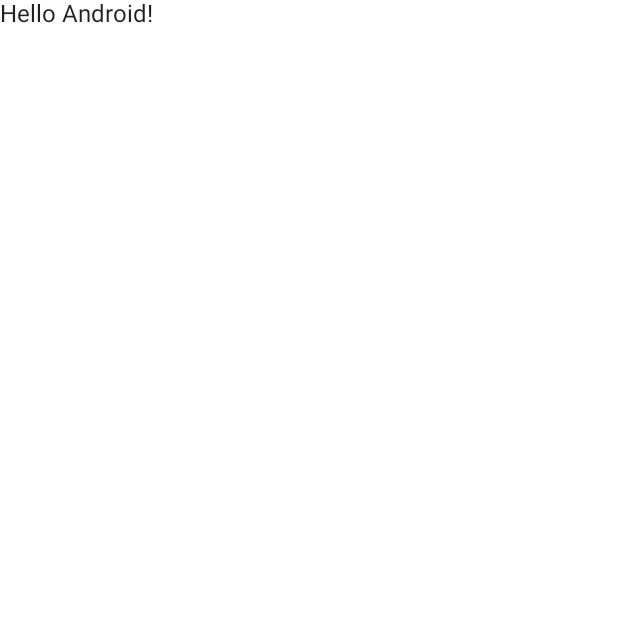
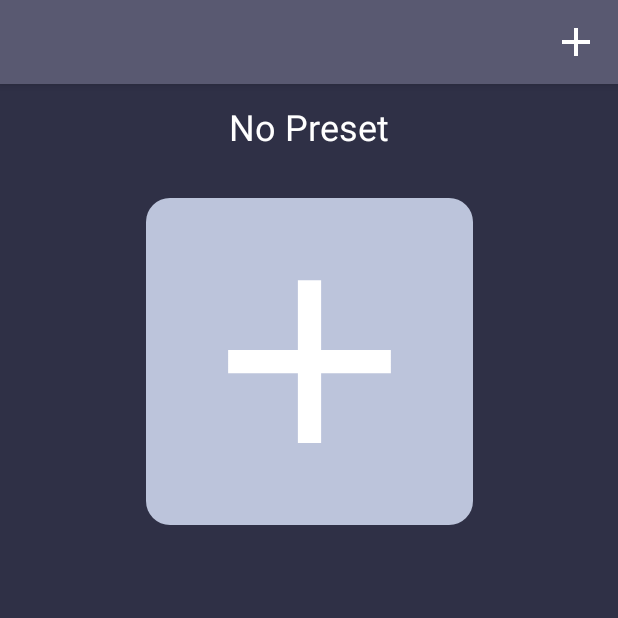
Before and after one commit to Pafgz/Synth_Lib-Android, an Android app built with Jetpack Compose: the screen it shows after launch (MainActivity), on a phone screen of 412 x 824 dp, the top half of it. Before the commit the part shown is almost empty. Run offline under Robolectric (Android 15) with nearby library versions, the phone set to English and light mode, and no system bars.

Commit message:
Add Preset Screens

```diff
--- /dev/null
+++ b/app/src/main/java/com/paf/synthlib/HomeScreen.kt
@@ -0,0 +1,58 @@
+package com.paf.synthlib
+
+import androidx.compose.foundation.layout.Arrangement
+import androidx.compose.foundation.layout.Row
+import androidx.compose.foundation.layout.fillMaxHeight
+import androidx.compose.foundation.layout.padding
+import androidx.compose.material.Scaffold
+import androidx.compose.material.TopAppBar
+import androidx.compose.runtime.Composable
+import androidx.compose.ui.Alignment
+import androidx.compose.ui.Modifier
+import androidx.compose.ui.graphics.Color
+import androidx.compose.ui.tooling.preview.Preview
+import androidx.compose.ui.unit.dp
+import com.paf.synthlib.common.views.ClickableIcon
+import com.paf.synthlib.preset.PresetListScreen
+import com.paf.synthlib.ui.theme.SynthLibTheme
+
+@Composable
+fun HomeScreen() {
+    Scaffold(
+        topBar = {
+            HomeTopBar {}
+        }) {
+        PresetListScreen { }
+    }
+}
+
+@Preview
+@Composable
+fun HomeScreenPreview() {
+    SynthLibTheme {
+        HomeScreen()
+    }
+}
+
+@Composable
+fun HomeTopBar(onClickNewPreset: () -> Unit) {
+    TopAppBar {
+        Row(horizontalArrangement = Arrangement.End, verticalAlignment = Alignment.CenterVertically, modifier = Modifier.weight(1f).fillMaxHeight()) {
+            ClickableIcon(
+                drawable = R.drawable.ic_add,
+                onClick = onClickNewPreset,
+                tint = Color.White,
+                size = 32.dp,
+                clickAreaSize = 4.dp,
+            )
+        }
+    }
+}
+
+@Preview
+@Composable
+fun HomeTopBarPreview() {
+    SynthLibTheme {
+        HomeTopBar {}
+    }
+}
--- a/app/src/main/java/com/paf/synthlib/MainActivity.kt
+++ b/app/src/main/java/com/paf/synthlib/MainActivity.kt
@@ -3,10 +3,12 @@ package com.paf.synthlib
 import android.os.Bundle
 import androidx.activity.ComponentActivity
 import androidx.activity.compose.setContent
+import androidx.compose.foundation.layout.fillMaxSize
 import androidx.compose.material.MaterialTheme
 import androidx.compose.material.Surface
 import androidx.compose.material.Text
 import androidx.compose.runtime.Composable
+import androidx.compose.ui.Modifier
 import androidx.compose.ui.tooling.preview.Preview
 import com.paf.synthlib.ui.theme.SynthLibTheme
 
@@ -15,24 +17,10 @@ class MainActivity : ComponentActivity() {
         super.onCreate(savedInstanceState)
         setContent {
             SynthLibTheme {
-                // A surface container using the 'background' color from the theme
-                Surface(color = MaterialTheme.colors.background) {
-                    Greeting("Android")
+                Surface(modifier = Modifier.fillMaxSize()) {
+                    HomeScreen()
                 }
             }
         }
     }
 }
-
-@Composable
-fun Greeting(name: String) {
-    Text(text = "Hello $name!")
-}
-
-@Preview(showBackground = true)
-@Composable
-fun DefaultPreview() {
-    SynthLibTheme {
-        Greeting("Android")
-    }
-}
--- /dev/null
+++ b/app/src/main/java/com/paf/synthlib/common/views/ClickableIcon.kt
@@ -0,0 +1,49 @@
+package com.paf.synthlib.common.views
+
+import androidx.annotation.DrawableRes
+import androidx.compose.foundation.clickable
+import androidx.compose.foundation.layout.padding
+import androidx.compose.foundation.layout.size
+import androidx.compose.foundation.shape.CircleShape
+import androidx.compose.material.Icon
+import androidx.compose.runtime.Composable
+import androidx.compose.ui.Modifier
+import androidx.compose.ui.draw.clip
+import androidx.compose.ui.graphics.Color
+import androidx.compose.ui.graphics.Shape
+import androidx.compose.ui.res.painterResource
+import androidx.compose.ui.unit.Dp
+import androidx.compose.ui.unit.dp
+
+@Composable
+fun ClickableIcon(
+    @DrawableRes drawable: Int,
+    modifier: Modifier = Modifier,
+    description: String? = null,
+    size: Dp = 20.dp,
+    tint: Color = Color.White,
+    clickAreaSize: Dp = 16.dp,
+    clickAreaShape: Shape = CircleShape,
+    onClick: () -> Unit
+) {
+    Icon(
+        painter = painterResource(drawable),
+        description,
+        tint = tint,
+        modifier = modifier
+            .clickableArea(clickAreaSize, clickAreaShape, onClick)
+            .padding(clickAreaSize)
+            .size(size)
+    )
+}
+
+fun Modifier.clickableArea(
+    clickAreaSize: Dp = 16.dp,
+    clickAreaShape: Shape = CircleShape,
+    onClick: () -> Unit
+) =
+    clip(clickAreaShape)
+        .clickable {
+            onClick()
+        }
+        .padding(clickAreaSize)
--- /dev/null
+++ b/app/src/main/java/com/paf/synthlib/domain/Tag.kt
@@ -0,0 +1,6 @@
+package com.paf.synthlib.domain
+
+data class Tag(
+    val id: String,
+    val name: String
+)
--- /dev/null
+++ b/app/src/main/java/com/paf/synthlib/preset/PresetList.kt
@@ -0,0 +1,110 @@
+package com.paf.synthlib.preset
+
+import androidx.compose.animation.Crossfade
+import androidx.compose.foundation.background
+import androidx.compose.foundation.clickable
+import androidx.compose.foundation.layout.*
+import androidx.compose.foundation.lazy.LazyColumn
+import androidx.compose.foundation.lazy.itemsIndexed
+import androidx.compose.foundation.shape.RoundedCornerShape
+import androidx.compose.material.Icon
+import androidx.compose.material.Text
+import androidx.compose.runtime.Composable
+import androidx.compose.ui.Alignment
+import androidx.compose.ui.Modifier
+import androidx.compose.ui.draw.clip
+import androidx.compose.ui.graphics.Color
+import androidx.compose.ui.res.painterResource
+import androidx.compose.ui.tooling.preview.Preview
+import androidx.compose.ui.unit.dp
+import androidx.compose.ui.unit.sp
+import androidx.lifecycle.viewmodel.compose.viewModel
+import com.paf.synthlib.R
+import com.paf.synthlib.domain.Preset
+import com.paf.synthlib.ui.theme.LightGrey
+import com.paf.synthlib.ui.theme.SynthLibTheme
+import com.paf.synthlib.utils.PreviewData.PresetPreviewData
+
+@Composable
+fun PresetListScreen(openPreset: (Preset?) -> Unit) {
+    val vm: PresetListVm = viewModel()
+
+    Box(modifier = Modifier.fillMaxSize()) {
+        Crossfade(vm.presetList.isEmpty()) { isEmpty ->
+            if (isEmpty) {
+                PresetListEmptyView {
+                    openPreset(null)
+                }
+            } else {
+                PresetListView(vm.presetList) {
+                    openPreset(it)
+                }
+            }
+        }
+    }
+}
+
+@Composable
+fun PresetListView(presetList: List<Preset>, onClickPreset: (Preset) -> Unit) {
+    LazyColumn {
+        itemsIndexed(presetList) { i, item ->
+            val isLastItem = presetList.lastIndex == i
+            PresetItemView(item, showDivider = !isLastItem) {
+                onClickPreset(it)
+            }
+        }
+    }
+}
+
+@Preview
+@Composable
+private fun PresetListPreview() {
+    SynthLibTheme {
+        PresetListView(PresetPreviewData.presetList) {}
+    }
+}
+
+
+@Composable
+fun PresetListEmptyView(modifier: Modifier = Modifier.fillMaxSize(), onClick: () -> Unit) {
+    Column(modifier = modifier, horizontalAlignment = Alignment.CenterHorizontally) {
+        Text("No Preset", modifier = Modifier.padding(16.dp), fontSize = 24.sp, color = Color.White)
+
+        AddButton(modifier = Modifier
+            .size(250.dp)
+            .padding(16.dp), onClick)
+    }
+}
+
+@Preview
+@Composable
+private fun PresetListEmptyPreview() {
+    SynthLibTheme {
+        PresetListEmptyView {}
+    }
+}
+
+@Composable
+fun AddButton(modifier: Modifier = Modifier.size(250.dp), onClick: () -> Unit) {
+    Box(
+        modifier = modifier
+            .clip(shape = RoundedCornerShape(16.dp))
+            .background(color = LightGrey)
+            .clickable { onClick() }
+    ) {
+        Icon(
+            painter = painterResource(R.drawable.ic_add),
+            contentDescription = null,
+            tint = Color.White,
+            modifier = modifier.fillMaxSize()
+        )
+    }
+}
+
+@Preview
+@Composable
+private fun AddButtonPreview() {
+    SynthLibTheme {
+        AddButton {}
+    }
+}
--- /dev/null
+++ b/app/src/main/java/com/paf/synthlib/preset/PresetListVm.kt
@@ -0,0 +1,11 @@
+package com.paf.synthlib.preset
+
+import androidx.compose.runtime.getValue
+import androidx.compose.runtime.mutableStateOf
+import androidx.lifecycle.ViewModel
+import com.paf.synthlib.domain.Preset
+
+class PresetListVm: ViewModel() {
+
+    val presetList by mutableStateOf<List<Preset>>(listOf())
+}
--- a/app/src/main/java/com/paf/synthlib/ui/theme/Color.kt
+++ b/app/src/main/java/com/paf/synthlib/ui/theme/Color.kt
@@ -2,7 +2,13 @@ package com.paf.synthlib.ui.theme
 
 import androidx.compose.ui.graphics.Color
 
-val Purple200 = Color(0xFFBB86FC)
-val Purple500 = Color(0xFF6200EE)
-val Purple700 = Color(0xFF3700B3)
-val Teal200 = Color(0xFF03DAC5)
+val DarkBrown = Color(0xFF3D2C32)
+val Grey = Color(0xFF595971)
+val DarkGrey = Color(0xFF2f3046)
+val LightGrey = Color(0xFFBCC4DB)
+val Green = Color(0xFF18AB98)
+val AltGreen = Color(0xFF16AB74)
+val Orange = Color(0xFFFB784E)
+val Yellow = Color(0xFFFFE24E)
+val Red = Color(0xFF96031A)
+val Blue = Color(0xFF5BC3EB)
--- a/app/src/main/java/com/paf/synthlib/ui/theme/Theme.kt
+++ b/app/src/main/java/com/paf/synthlib/ui/theme/Theme.kt
@@ -5,17 +5,25 @@ import androidx.compose.material.MaterialTheme
 import androidx.compose.material.darkColors
 import androidx.compose.material.lightColors
 import androidx.compose.runtime.Composable
+import androidx.compose.ui.graphics.Color
 
 private val DarkColorPalette = darkColors(
-    primary = Purple200,
-    primaryVariant = Purple700,
-    secondary = Teal200
+    primary = Grey,
+    primaryVariant = DarkGrey,
+    secondary = Orange,
+    background = LightGrey,
+    onBackground = Color.White,
+    surface = Grey,
+    onSecondary = Color.White
 )
 
 private val LightColorPalette = lightColors(
-    primary = Purple500,
-    primaryVariant = Purple700,
-    secondary = Teal200
+    primary = Grey,
+    primaryVariant = DarkGrey,
+    secondary = Orange,
+    background = DarkGrey,
+    surface = Grey,
+    onSecondary = Color.White
 
     /* Other default colors to override
     background = Color.White,
--- /dev/null
+++ b/app/src/main/res/drawable/ic_add.xml
@@ -0,0 +1,10 @@
+<vector xmlns:android="http://schemas.android.com/apk/res/android"
+    android:width="24dp"
+    android:height="24dp"
+    android:viewportWidth="24"
+    android:viewportHeight="24"
+    android:tint="?attr/colorControlNormal">
+  <path
+      android:fillColor="@android:color/white"
+      android:pathData="M19,13h-6v6h-2v-6H5v-2h6V5h2v6h6v2z"/>
+</vector>
--- a/app/src/main/res/values-night/themes.xml
+++ b/app/src/main/res/values-night/themes.xml
@@ -2,13 +2,13 @@
     <!-- Base application theme. -->
     <style name="Theme.SynthLib" parent="Theme.MaterialComponents.DayNight.DarkActionBar">
         <!-- Primary brand color. -->
-        <item name="colorPrimary">@color/purple_200</item>
-        <item name="colorPrimaryVariant">@color/purple_700</item>
+        <item name="colorPrimary">@color/grey</item>
+        <item name="colorPrimaryVariant">@color/dark_grey</item>
         <item name="colorOnPrimary">@color/black</item>
         <!-- Secondary brand color. -->
-        <item name="colorSecondary">@color/teal_200</item>
-        <item name="colorSecondaryVariant">@color/teal_200</item>
-        <item name="colorOnSecondary">@color/black</item>
+        <item name="colorSecondary">@color/orange</item>
+        <item name="colorSecondaryVariant">@color/orange</item>
+        <item name="colorOnSecondary">@color/white</item>
         <!-- Status bar color. -->
         <item name="android:statusBarColor" tools:targetApi="l">?attr/colorPrimaryVariant</item>
         <!-- Customize your theme here. -->
--- a/app/src/main/res/values/colors.xml
+++ b/app/src/main/res/values/colors.xml
@@ -1,10 +1,8 @@
 <?xml version="1.0" encoding="utf-8"?>
 <resources>
-    <color name="purple_200">#FFBB86FC</color>
-    <color name="purple_500">#FF6200EE</color>
-    <color name="purple_700">#FF3700B3</color>
-    <color name="teal_200">#FF03DAC5</color>
-    <color name="teal_700">#FF018786</color>
+    <color name="grey">#595971</color>
+    <color name="dark_grey">#2f3046</color>
+    <color name="orange">#FB784E</color>
     <color name="black">#FF000000</color>
     <color name="white">#FFFFFFFF</color>
 </resources>
--- a/app/src/main/res/values/themes.xml
+++ b/app/src/main/res/values/themes.xml
@@ -2,13 +2,13 @@
     <!-- Base application theme. -->
     <style name="Theme.SynthLib" parent="Theme.MaterialComponents.DayNight.DarkActionBar">
         <!-- Primary brand color. -->
-        <item name="colorPrimary">@color/purple_500</item>
-        <item name="colorPrimaryVariant">@color/purple_700</item>
+        <item name="colorPrimary">@color/grey</item>
+        <item name="colorPrimaryVariant">@color/dark_grey</item>
         <item name="colorOnPrimary">@color/white</item>
         <!-- Secondary brand color. -->
-        <item name="colorSecondary">@color/teal_200</item>
-        <item name="colorSecondaryVariant">@color/teal_700</item>
-        <item name="colorOnSecondary">@color/black</item>
+        <item name="colorSecondary">@color/orange</item>
+        <item name="colorSecondaryVariant">@color/orange</item>
+        <item name="colorOnSecondary">@color/white</item>
         <!-- Status bar color. -->
         <item name="android:statusBarColor" tools:targetApi="l">?attr/colorPrimaryVariant</item>
         <!-- Customize your theme here. -->
```
Also changed, not shown: app/build.gradle (+8 -6 lines), app/src/main/java/com/paf/synthlib/domain/Preset.kt (added, +8 -0 lines), app/src/main/java/com/paf/synthlib/preset/PresetItem.kt (added, +65 -0 lines), app/src/main/java/com/paf/synthlib/utils/PreviewData/PresetPreviewData.kt (added, +14 -0 lines), app/src/main/res/drawable/ic_play.xml (added, +10 -0 lines), build.gradle (+4 -3 lines), 1 other file.
